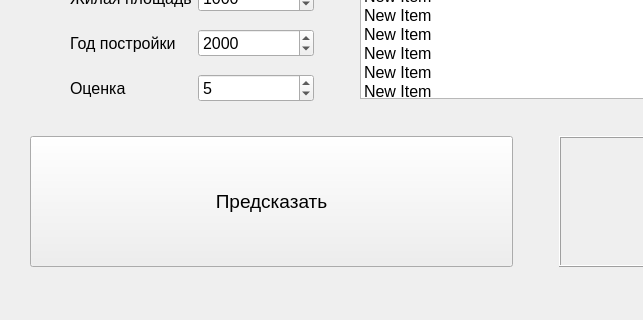
Qt form pyApp/design.ui (normall777/DataAccessMethodsCursovaya) before a commit; both pictures show x 0 to 643 and y 144 to 464 of the 1071 by 464 pixel window.
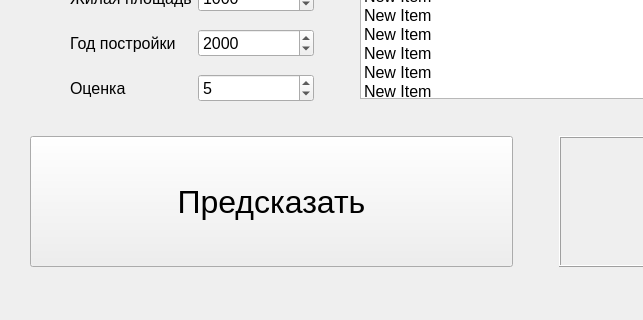
The same form after that commit.

Commit message: Изменен шрифт кнопки

```diff
--- a/pyApp/design.ui
+++ b/pyApp/design.ui
@@ -396,7 +396,7 @@
        </property>
        <property name="font">
         <font>
-         <pointsize>14</pointsize>
+         <pointsize>24</pointsize>
         </font>
        </property>
        <property name="text">
```
The commit also changes 3 other files.
